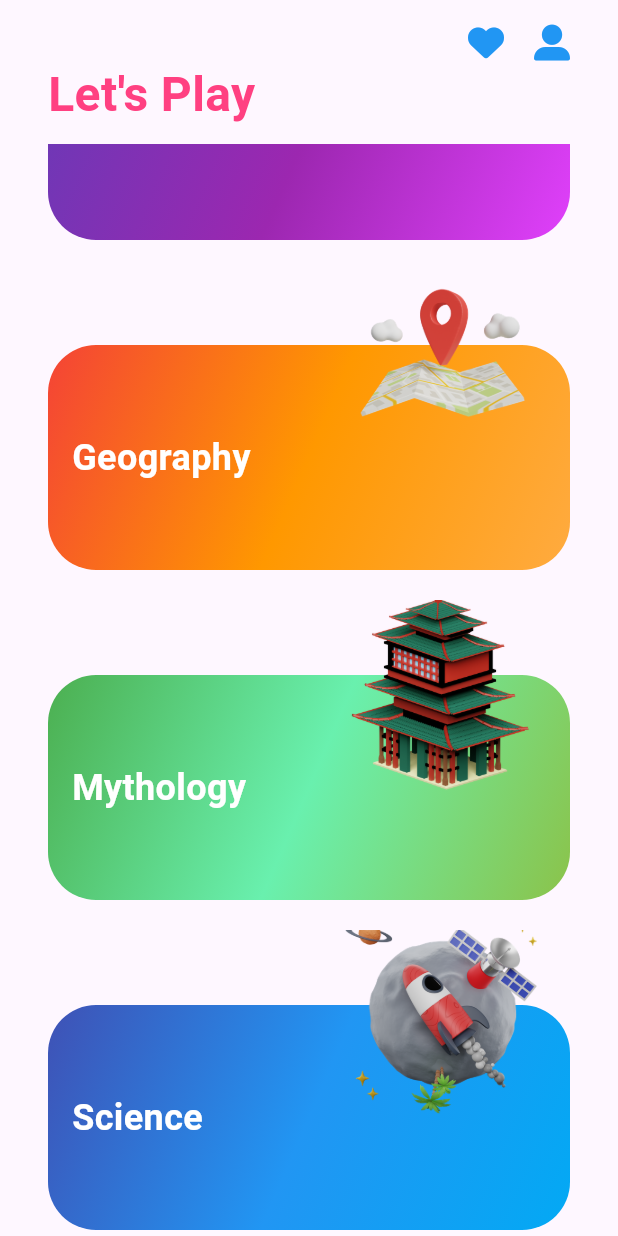
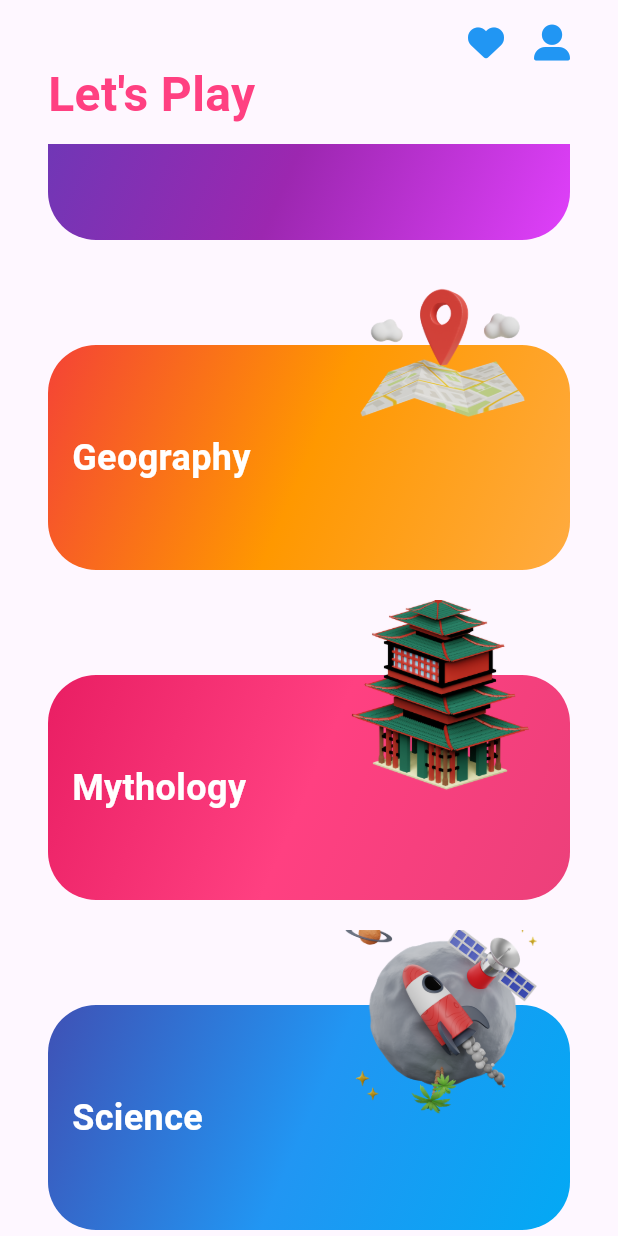
Before and after one commit to Jitesh117/QuizApp, a Flutter app: the screen it shows after launch, scrolled down 576 dp, on a phone screen of 412 x 824 dp. Run offline on Flutter 3.47's test engine with Material 2 defaults, Android fonts, the phone set to English and light mode, and no system bars; our stand-ins replace font_awesome_flutter, shimmer_animation.

Commit message:
removed timer for now and added streak feature

```diff
--- a/lib/Data/data_lists.dart
+++ b/lib/Data/data_lists.dart
@@ -35,7 +35,7 @@ List<Color> colorOne = [
   Colors.blue,
   Colors.deepPurple,
   Colors.red,
-  Colors.green,
+  Colors.pink,
   Colors.indigo,
   Colors.deepOrange,
 ];
@@ -45,7 +45,7 @@ List<Color> colorTwo = [
   Colors.blueAccent,
   Colors.purple,
   Colors.orange,
-  Colors.greenAccent,
+  Colors.pinkAccent,
   Colors.blue,
   Colors.orangeAccent,
 ];
@@ -55,7 +55,17 @@ List<Color> colorThree = [
   Colors.lightBlueAccent,
   Colors.purpleAccent,
   Colors.orangeAccent,
-  Colors.lightGreen,
+  Colors.pink.shade400,
   Colors.lightBlue,
   Colors.yellow,
 ];
+
+List<Color> streakColor = [
+  Colors.yellow,
+  Colors.orange,
+  Colors.orange,
+  Colors.lightBlueAccent,
+  Colors.lightGreenAccent,
+  Colors.orange,
+  Colors.deepPurple,
+];
--- a/lib/UI/Home/home.dart
+++ b/lib/UI/Home/home.dart
@@ -60,6 +60,7 @@ class _HomePageState extends State<HomePage> {
                     colorTwo: colorTwo[index],
                     colorThree: colorThree[index],
                     category: category[index],
+                    streakColor: streakColor[index],
                   ),
                 ),
               ),
--- a/lib/UI/Widgets/genre_card.dart
+++ b/lib/UI/Widgets/genre_card.dart
@@ -15,6 +15,7 @@ class GenreCard extends StatelessWidget {
     required this.colorTwo,
     required this.colorThree,
     required this.category,
+    required this.streakColor,
   });
 
   final double width;
@@ -25,6 +26,7 @@ class GenreCard extends StatelessWidget {
   final Color colorTwo;
   final Color colorThree;
   final int category;
+  final Color streakColor;
 
   @override
   Widget build(BuildContext context) {
@@ -41,6 +43,7 @@ class GenreCard extends StatelessWidget {
                 colorThree: colorThree,
                 imagePath: imagePath,
                 category: category.toString(),
+                streakColor: streakColor,
               ),
             ),
           );
```
Also changed, not shown: lib/UI/Quiz/quiz_page.dart (+23 -33 lines), lib/UI/Widgets/streak_counter.dart (added, +41 -0 lines), lib/providers/question_provider.dart (+16 -15 lines).
